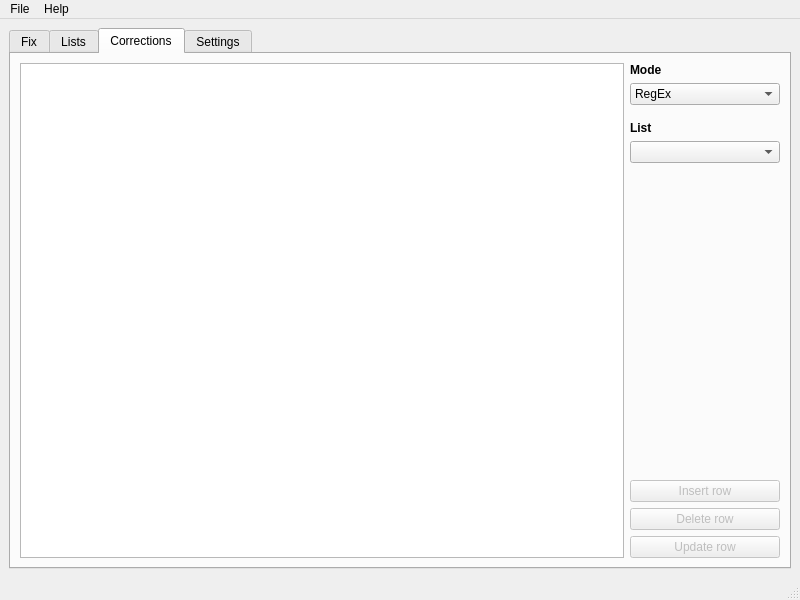
Old version of the form mainwindow.ui in the repository bulkware/bwreplacer.
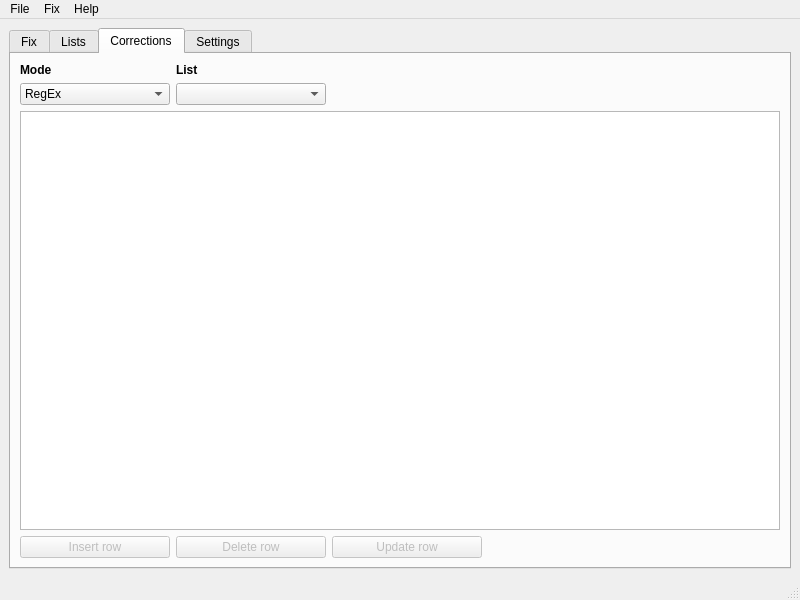
New version of the form. The open tabs and pages were chosen to show the change.

What changed in the file:
```diff
--- a/mainwindow.ui
+++ b/mainwindow.ui
@@ -287,26 +287,64 @@
        <attribute name="title">
         <string>Corrections</string>
        </attribute>
-       <layout class="QHBoxLayout" name="horizontalLayout_3">
-        <item>
-         <widget class="QTableWidget" name="tblCCorrections">
-          <property name="selectionMode">
-           <enum>QAbstractItemView::SingleSelection</enum>
-          </property>
-          <property name="selectionBehavior">
-           <enum>QAbstractItemView::SelectRows</enum>
-          </property>
-          <attribute name="horizontalHeaderVisible">
-           <bool>false</bool>
-          </attribute>
-          <attribute name="verticalHeaderVisible">
-           <bool>false</bool>
-          </attribute>
-         </widget>
-        </item>
-        <item>
-         <layout class="QVBoxLayout" name="verticalLayout_2">
-          <item>
+       <layout class="QGridLayout" name="gridLayout_4">
+        <item row="0" column="0">
+         <layout class="QGridLayout" name="gridLayout_5">
+          <item row="3" column="0">
+           <widget class="QPushButton" name="btnCInsertRow">
+            <property name="enabled">
+             <bool>false</bool>
+            </property>
+            <property name="minimumSize">
+             <size>
+              <width>150</width>
+              <height>0</height>
+             </size>
+            </property>
+            <property name="text">
+             <string>Insert row</string>
+            </property>
+           </widget>
+          </item>
+          <item row="0" column="1">
+           <widget class="QLabel" name="lblCList">
+            <property name="minimumSize">
+             <size>
+              <width>150</width>
+              <height>0</height>
+             </size>
+            </property>
+            <property name="font">
+             <font>
+              <weight>75</weight>
+              <bold>true</bold>
+             </font>
+            </property>
+            <property name="locale">
+             <locale language="English" country="UnitedStates"/>
+            </property>
+            <property name="text">
+             <string>List</string>
+            </property>
+           </widget>
+          </item>
+          <item row="1" column="1">
+           <widget class="QComboBox" name="cboCList">
+            <property name="minimumSize">
+             <size>
+              <width>150</width>
+              <height>0</height>
+             </size>
+            </property>
+            <property name="locale">
+             <locale language="English" country="UnitedStates"/>
+            </property>
+            <property name="editable">
+             <bool>false</bool>
+            </property>
+           </widget>
+          </item>
+          <item row="0" column="0">
            <widget class="QLabel" name="lblCorrectionsSelectMode">
             <property name="minimumSize">
              <size>
@@ -328,7 +366,7 @@
             </property>
            </widget>
           </item>
-          <item>
+          <item row="1" column="0">
            <widget class="QComboBox" name="cboCCorrectionMode">
             <property name="minimumSize">
              <size>
@@ -356,106 +394,7 @@
             </item>
            </widget>
           </item>
-          <item>
-           <spacer name="vspcrC1">
-            <property name="orientation">
-             <enum>Qt::Vertical</enum>
-            </property>
-            <property name="sizeType">
-             <enum>QSizePolicy::Fixed</enum>
-            </property>
-            <property name="sizeHint" stdset="0">
-             <size>
-              <width>20</width>
-              <height>10</height>
-             </size>
-            </property>
-           </spacer>
-          </item>
-          <item>
-           <widget class="QLabel" name="lblCList">
-            <property name="minimumSize">
-             <size>
-              <width>150</width>
-              <height>0</height>
-             </size>
-            </property>
-            <property name="font">
-             <font>
-              <weight>75</weight>
-              <bold>true</bold>
-             </font>
-            </property>
-            <property name="locale">
-             <locale language="English" country="UnitedStates"/>
-            </property>
-            <property name="text">
-             <string>List</string>
-            </property>
-           </widget>
-          </item>
-          <item>
-           <widget class="QComboBox" name="cboCList">
-            <property name="minimumSize">
-             <size>
-              <width>150</width>
-              <height>0</height>
-             </size>
-            </property>
-            <property name="locale">
-             <locale language="English" country="UnitedStates"/>
-            </property>
-            <property name="editable">
-             <bool>false</bool>
-            </property>
-           </widget>
-          </item>
-          <item>
-           <spacer name="vspcrC2">
-            <property name="orientation">
-             <enum>Qt::Vertical</enum>
-            </property>
-            <property name="sizeHint" stdset="0">
-             <size>
-              <width>20</width>
-              <height>40</height>
-             </size>
-            </property>
-           </spacer>
-          </item>
-          <item>
-           <widget class="QPushButton" name="btnCInsertRow">
-            <property name="enabled">
-             <bool>false</bool>
-            </property>
-            <property name="minimumSize">
-             <size>
-              <width>150</width>
-              <height>0</height>
-             </size>
-            </property>
-            <property name="text">
-             <string>Insert row</string>
-            </property>
-           </widget>
-          </item>
-          <item>
-           <widget class="QPushButton" name="btnCDeleteRow">
-            <property name="enabled">
-             <bool>false</bool>
-            </property>
-            <property name="minimumSize">
-             <size>
-              <width>150</width>
-              <height>0</height>
-             </size>
-            </property>
-            <property name="text">
-             <string>Delete row</string>
-            </property>
-           </widget>
-          </item>
-          <item>
+          <item row="3" column="2">
            <widget class="QPushButton" name="btnCUpdateRow">
             <property name="enabled">
              <bool>false</bool>
@@ -471,6 +410,64 @@
             </property>
            </widget>
           </item>
+          <item row="3" column="1">
+           <widget class="QPushButton" name="btnCDeleteRow">
+            <property name="enabled">
+             <bool>false</bool>
+            </property>
+            <property name="minimumSize">
+             <size>
+              <width>150</width>
+              <height>0</height>
+             </size>
+            </property>
+            <property name="text">
+             <string>Delete row</string>
+            </property>
+           </widget>
+          </item>
+          <item row="3" column="3">
+           <spacer name="hspcrC2">
+            <property name="orientation">
+             <enum>Qt::Horizontal</enum>
+            </property>
+            <property name="sizeHint" stdset="0">
+             <size>
+              <width>40</width>
+              <height>20</height>
+             </size>
+            </property>
+           </spacer>
+          </item>
+          <item row="2" column="0" colspan="4">
+           <widget class="QTableWidget" name="tblCCorrections">
+            <property name="selectionMode">
+             <enum>QAbstractItemView::SingleSelection</enum>
+            </property>
+            <property name="selectionBehavior">
+             <enum>QAbstractItemView::SelectRows</enum>
+            </property>
+            <attribute name="horizontalHeaderVisible">
+             <bool>false</bool>
+            </attribute>
+            <attribute name="verticalHeaderVisible">
+             <bool>false</bool>
+            </attribute>
+           </widget>
+          </item>
+          <item row="1" column="2" colspan="2">
+           <spacer name="hspcrC1">
+            <property name="orientation">
+             <enum>Qt::Horizontal</enum>
+            </property>
+            <property name="sizeHint" stdset="0">
+             <size>
+              <width>40</width>
+              <height>20</height>
+             </size>
+            </property>
+           </spacer>
+          </item>
          </layout>
         </item>
        </layout>
@@ -578,7 +575,19 @@
     <addaction name="actionWiki"/>
     <addaction name="actionAbout"/>
    </widget>
+   <widget class="QMenu" name="menuFix">
+    <property name="title">
+     <string>Fix</string>
+    </property>
+    <addaction name="actionAddFiles"/>
+    <addaction name="actionAddFolder"/>
+    <addaction name="actionRemoveFiles"/>
+    <addaction name="actionClearList"/>
+    <addaction name="separator"/>
+    <addaction name="actionStart"/>
+   </widget>
    <addaction name="menuFile"/>
+   <addaction name="menuFix"/>
    <addaction name="menuHelp"/>
   </widget>
   <widget class="QStatusBar" name="statusBar"/>
```
Left out of the diff: 191 changed lines with no effect on the pictures.
